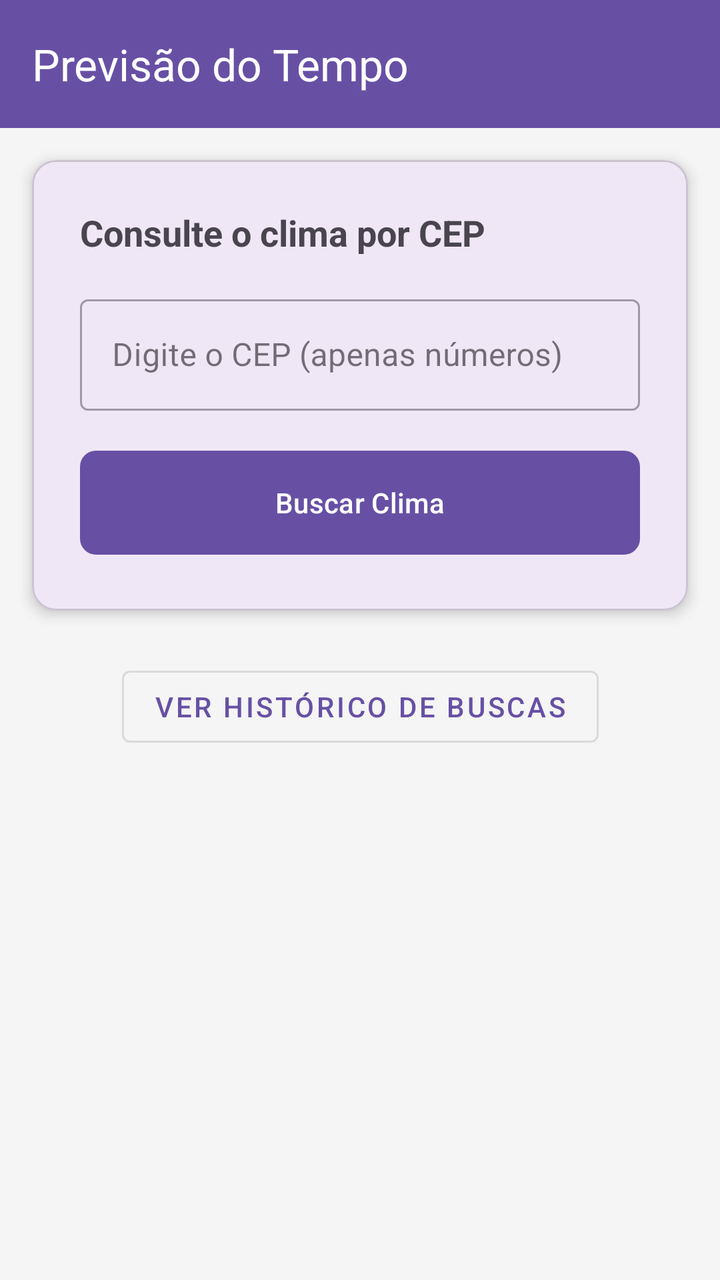
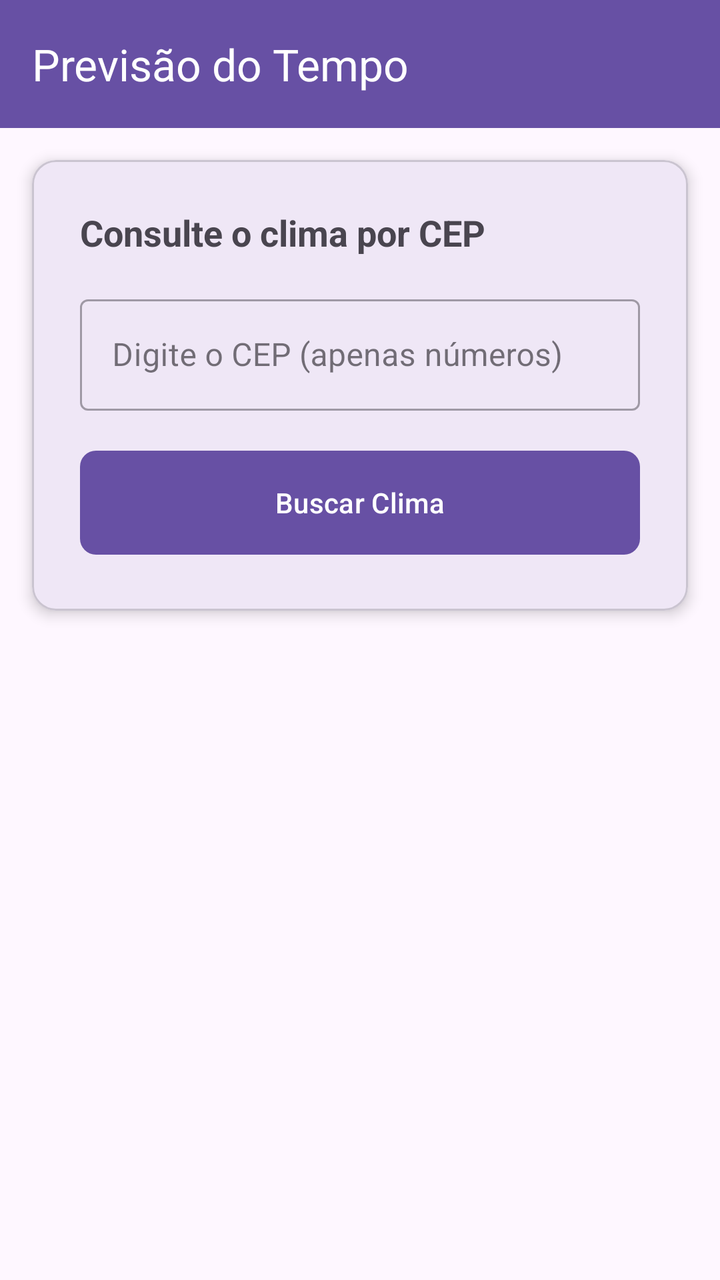

Before-and-after screenshots of an Android layout around one commit, followed by the original layout XML and the change that was made.
<!-- AndroidManifest.xml: application theme Theme.Trabalho01Mobile -->
<!-- res/layout/activity_home.xml -->
<?xml version="1.0" encoding="utf-8"?>
<androidx.constraintlayout.widget.ConstraintLayout xmlns:android="http://schemas.android.com/apk/res/android"
    xmlns:app="http://schemas.android.com/apk/res-auto"
    xmlns:tools="http://schemas.android.com/tools"
    android:layout_width="match_parent"
    android:layout_height="match_parent"
    android:background="#F5F5F5"
    tools:context=".View.HomeActivity">

    <com.google.android.material.appbar.AppBarLayout
        android:id="@+id/appBar"
        android:layout_width="match_parent"
        android:layout_height="wrap_content"
        app:layout_constraintTop_toTopOf="parent">

        <com.google.android.material.appbar.MaterialToolbar
            android:id="@+id/toolbar"
            android:layout_width="match_parent"
            android:layout_height="?attr/actionBarSize"
            android:background="?attr/colorPrimary"
            app:title="Previsão do Tempo"
            app:titleTextColor="@android:color/white" />
    </com.google.android.material.appbar.AppBarLayout>

    <com.google.android.material.card.MaterialCardView
        android:id="@+id/cardSearch"
        android:layout_width="match_parent"
        android:layout_height="wrap_content"
        android:layout_margin="16dp"
        app:cardCornerRadius="12dp"
        app:cardElevation="4dp"
        app:layout_constraintTop_toBottomOf="@id/appBar">

        <LinearLayout
            android:layout_width="match_parent"
            android:layout_height="wrap_content"
            android:orientation="vertical"
            android:padding="24dp">

            <TextView
                android:layout_width="wrap_content"
                android:layout_height="wrap_content"
                android:text="Consulte o clima por CEP"
                android:textSize="18sp"
                android:textStyle="bold"
                android:layout_marginBottom="16dp"/>

            <com.google.android.material.textfield.TextInputLayout
                android:layout_width="match_parent"
                android:layout_height="wrap_content"
                android:hint="Digite o CEP (apenas números)"
                style="@style/Widget.MaterialComponents.TextInputLayout.OutlinedBox">

                <com.google.android.material.textfield.TextInputEditText
                    android:id="@+id/campoCep"
                    android:layout_width="match_parent"
                    android:layout_height="wrap_content"
                    android:inputType="number"
                    android:maxLength="8" />

            </com.google.android.material.textfield.TextInputLayout>

            <com.google.android.material.button.MaterialButton
                android:id="@+id/btnBuscar"
                android:layout_width="match_parent"
                android:layout_height="60dp"
                android:layout_marginTop="16dp"
                android:text="Buscar Clima"
                app:cornerRadius="8dp" />

        </LinearLayout>
    </com.google.android.material.card.MaterialCardView>

    <com.google.android.material.button.MaterialButton
        android:id="@+id/btnVerHistorico"
        style="@style/Widget.MaterialComponents.Button.OutlinedButton"
        android:layout_width="wrap_content"
        android:layout_height="wrap_content"
        android:layout_marginTop="24dp"
        android:text="Ver Histórico de Buscas"
        app:layout_constraintEnd_toEndOf="parent"
        app:layout_constraintStart_toStartOf="parent"
        app:layout_constraintTop_toBottomOf="@id/cardSearch" />

    <ProgressBar
        android:id="@+id/progressBar"
        android:layout_width="wrap_content"
        android:layout_height="wrap_content"
        android:visibility="gone"
        app:layout_constraintBottom_toBottomOf="parent"
        app:layout_constraintEnd_toEndOf="parent"
        app:layout_constraintStart_toStartOf="parent"
        app:layout_constraintTop_toTopOf="parent" />

</androidx.constraintlayout.widget.ConstraintLayout>
<!-- resources referenced by this layout -->
<resources>
  <style name="Theme.Trabalho01Mobile" parent="Base.Theme.Trabalho01Mobile" />
  <style name="Base.Theme.Trabalho01Mobile" parent="Theme.Material3.DayNight.NoActionBar">
          
          
      </style>
</resources>

<!-- the commit's change to res/layout/activity_home.xml (unified diff, before → after) -->
@@ -4,7 +4,6 @@
     xmlns:tools="http://schemas.android.com/tools"
     android:layout_width="match_parent"
     android:layout_height="match_parent"
-    android:background="#F5F5F5"
     tools:context=".View.HomeActivity">
 
     <com.google.android.material.appbar.AppBarLayout
@@ -71,17 +70,6 @@
         </LinearLayout>
     </com.google.android.material.card.MaterialCardView>
 
-    <com.google.android.material.button.MaterialButton
-        android:id="@+id/btnVerHistorico"
-        style="@style/Widget.MaterialComponents.Button.OutlinedButton"
-        android:layout_width="wrap_content"
-        android:layout_height="wrap_content"
-        android:layout_marginTop="24dp"
-        android:text="Ver Histórico de Buscas"
-        app:layout_constraintEnd_toEndOf="parent"
-        app:layout_constraintStart_toStartOf="parent"
-        app:layout_constraintTop_toBottomOf="@id/cardSearch" />
-
     <ProgressBar
         android:id="@+id/progressBar"
         android:layout_width="wrap_content"
